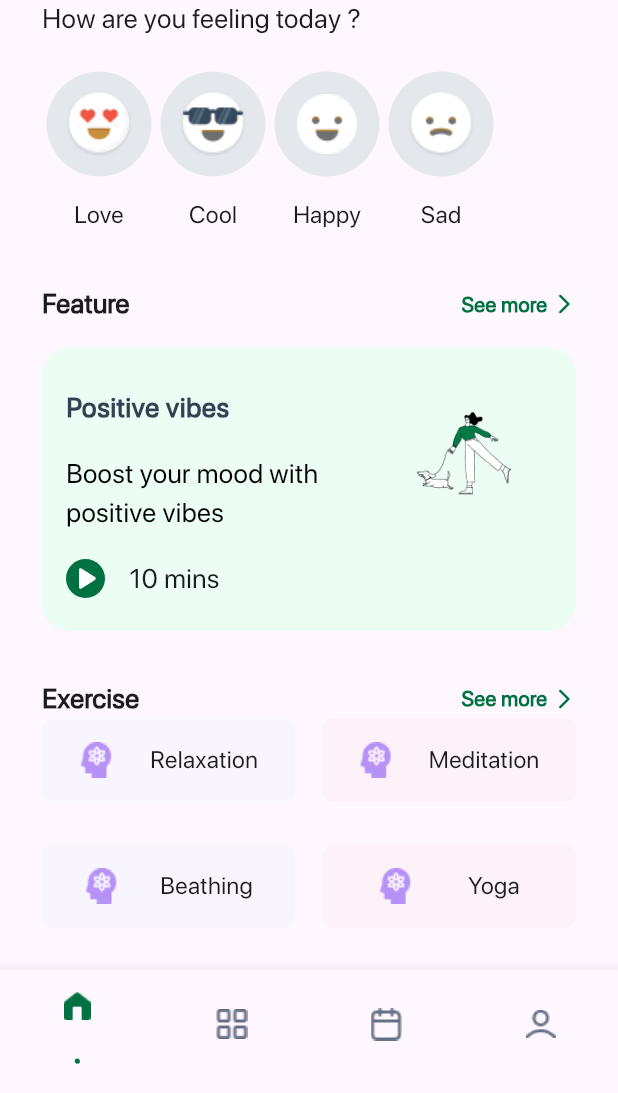
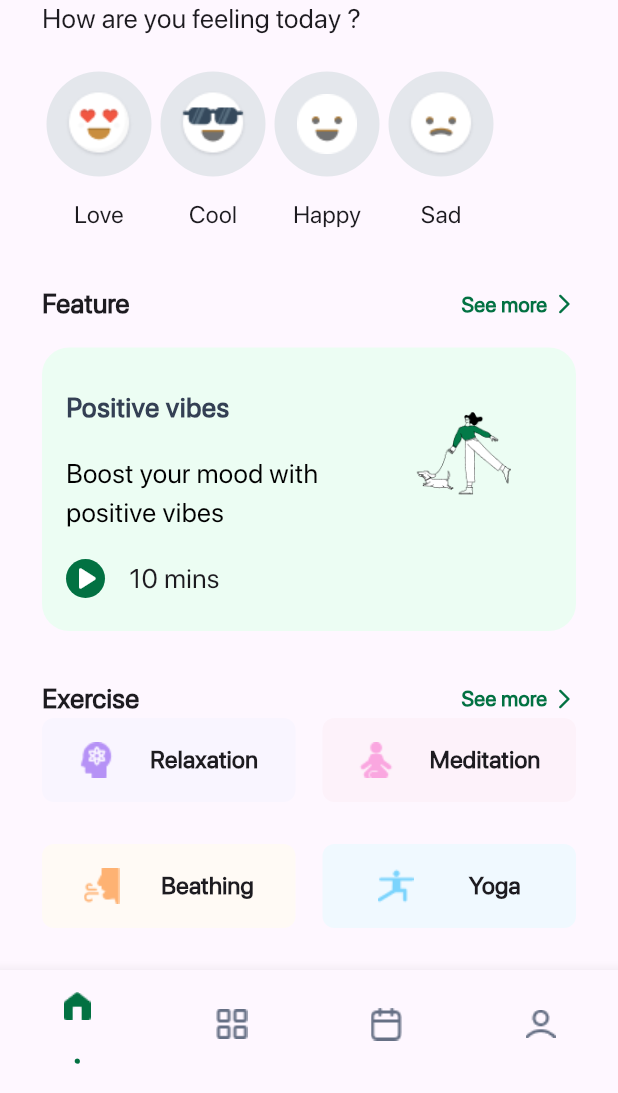
Before and after one commit to MohamedGll/c11_exam_sun_online, a Flutter app: the screen it shows after launch, scrolled down 63 dp, on a phone screen of 412 x 824 dp, the part 143-1236 px from its top. Run offline on Flutter 3.47's test engine with Material 3 defaults, Android fonts, the phone set to English and light mode, and no system bars; drawn by our look-alikes of badges; our stand-ins replace buttons_tabbar, font_awesome_flutter.

Commit message:
exercise items done

```diff
--- a/lib/widgets/custom_mody_view_body.dart
+++ b/lib/widgets/custom_mody_view_body.dart
@@ -183,7 +183,7 @@ class CustomModyViewBody extends StatelessWidget {
                       child: ExerciseItem(
                         color: Color(0xffFDF2FA),
                         text: 'Meditation',
-                        image: 'assets/images/Relax.png',
+                        image: 'assets/images/meditation.png',
                       ),
                     ),
                   ],
@@ -195,9 +195,9 @@ class CustomModyViewBody extends StatelessWidget {
                   children: [
                     Expanded(
                       child: ExerciseItem(
-                        color: Color(0xffF9F5FF),
+                        color: Color(0xffFFFAF5),
                         text: 'Beathing',
-                        image: 'assets/images/Relax.png',
+                        image: 'assets/images/beathing.png',
                       ),
                     ),
                     SizedBox(
@@ -205,9 +205,9 @@ class CustomModyViewBody extends StatelessWidget {
                     ),
                     Expanded(
                       child: ExerciseItem(
-                        color: Color(0xffFDF2FA),
+                        color: Color(0xffF0F9FF),
                         text: 'Yoga',
-                        image: 'assets/images/Relax.png',
+                        image: 'assets/images/yoga.png',
                       ),
                     ),
                   ],
--- a/lib/widgets/exercise_item.dart
+++ b/lib/widgets/exercise_item.dart
@@ -28,7 +28,7 @@ class ExerciseItem extends StatelessWidget {
             text,
             style: const TextStyle(
               fontSize: 16,
-              fontWeight: FontWeight.w500,
+              fontWeight: FontWeight.w600,
               fontFamily: 'SF Pro Display',
             ),
           ),
```
Also changed, not shown: assets/images/2.0x/beathing@2x.png (added), assets/images/2.0x/meditation@2x.png (added), assets/images/2.0x/yoga@2x.png (added), assets/images/3.0x/beathing@3x.png (added), assets/images/3.0x/meditation@3x.png (added), assets/images/3.0x/yoga@3x.png (added), assets/images/beathing.png (added), assets/images/meditation.png (added), assets/images/yoga.png (added).
